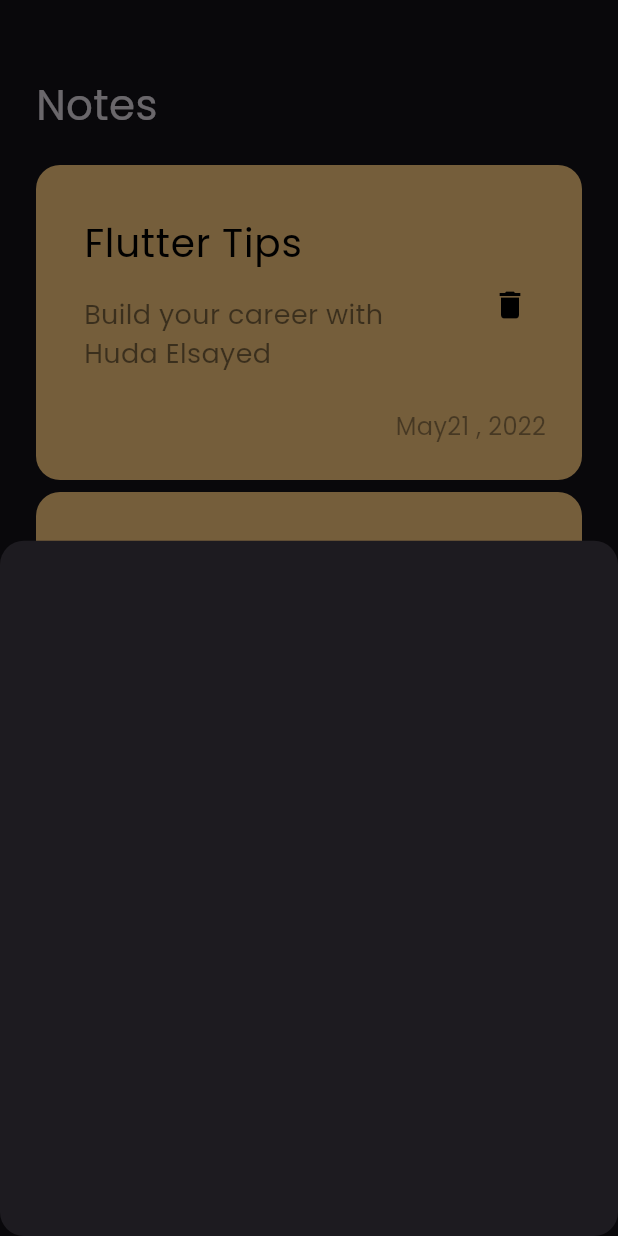
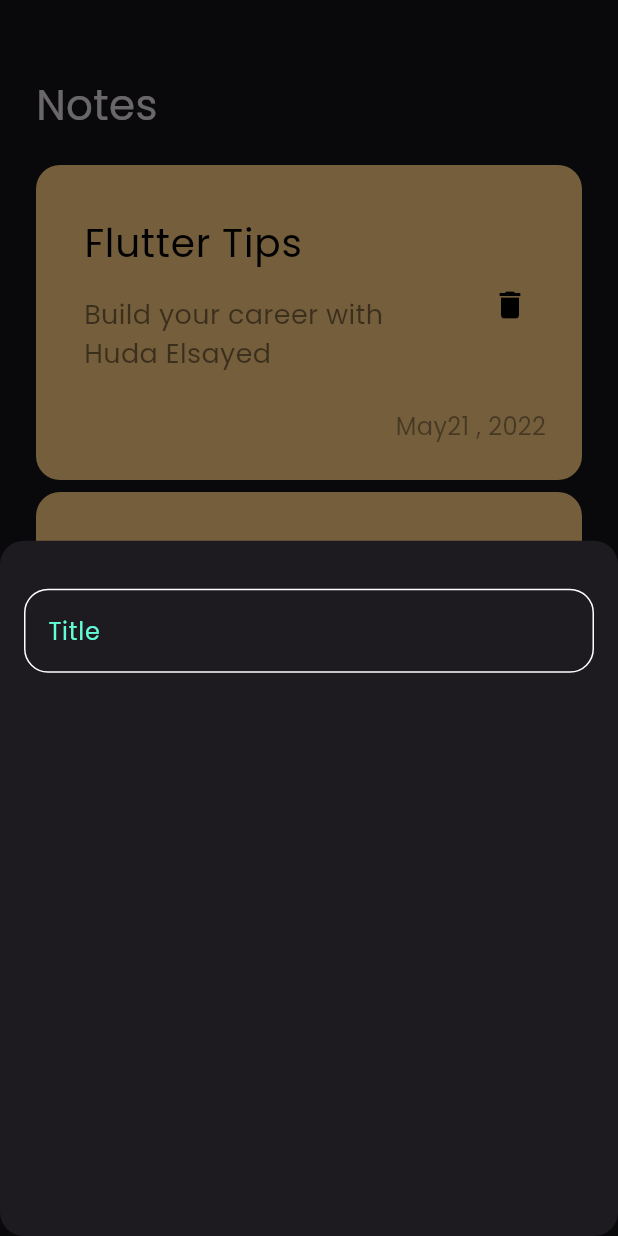
Before and after one commit to htmluserhuda/notesapp, a Flutter app: the screen it shows after launch, after a tap on the "add" icon, on a phone screen of 412 x 824 dp. Run offline on Flutter 3.47's test engine with Material 3 defaults, Android fonts, the phone set to English and light mode, and no system bars.

Commit message:
custom textfield

```diff
--- a/lib/views/widgets/add_note_buttom_sheet.dart
+++ b/lib/views/widgets/add_note_buttom_sheet.dart
@@ -1,10 +1,21 @@
 import 'package:flutter/cupertino.dart';
+import 'package:notesapp/views/widgets/custom_text_field.dart';
 
 class AddNoteButtonSheet extends StatelessWidget {
   const AddNoteButtonSheet({super.key});
 
   @override
   Widget build(BuildContext context) {
-    return Container();
+    return Padding(
+      padding: const EdgeInsets.symmetric(horizontal: 16.0),
+      child: Column(
+        children: [
+          SizedBox(
+            height: 32,
+          ),
+          CustomTextField()
+        ],
+      ),
+    );
   }
 }
--- /dev/null
+++ b/lib/views/widgets/constans.dart
@@ -0,0 +1,3 @@
+import 'package:flutter/material.dart';
+
+const KprimaryColor=const Color(0xff62FCD7);
--- /dev/null
+++ b/lib/views/widgets/custom_text_field.dart
@@ -0,0 +1,27 @@
+import 'package:flutter/cupertino.dart';
+import 'package:flutter/material.dart';
+import 'package:notesapp/views/widgets/constans.dart';
+
+class CustomTextField extends StatelessWidget {
+  const CustomTextField({super.key});
+
+  @override
+  Widget build(BuildContext context) {
+    return TextField(
+      cursorColor: KprimaryColor,
+      decoration: InputDecoration(
+        hintText: "Title",
+        hintStyle: const TextStyle(color: KprimaryColor),
+        border: buildBorder(),
+        enabledBorder: buildBorder(),
+        focusedBorder: buildBorder(KprimaryColor),
+      ),
+    );
+  }
+
+  OutlineInputBorder buildBorder([color]) {
+    return OutlineInputBorder(
+        borderRadius: BorderRadius.circular(16),
+        borderSide: BorderSide(color: color ?? Colors.white));
+  }
+}
```
